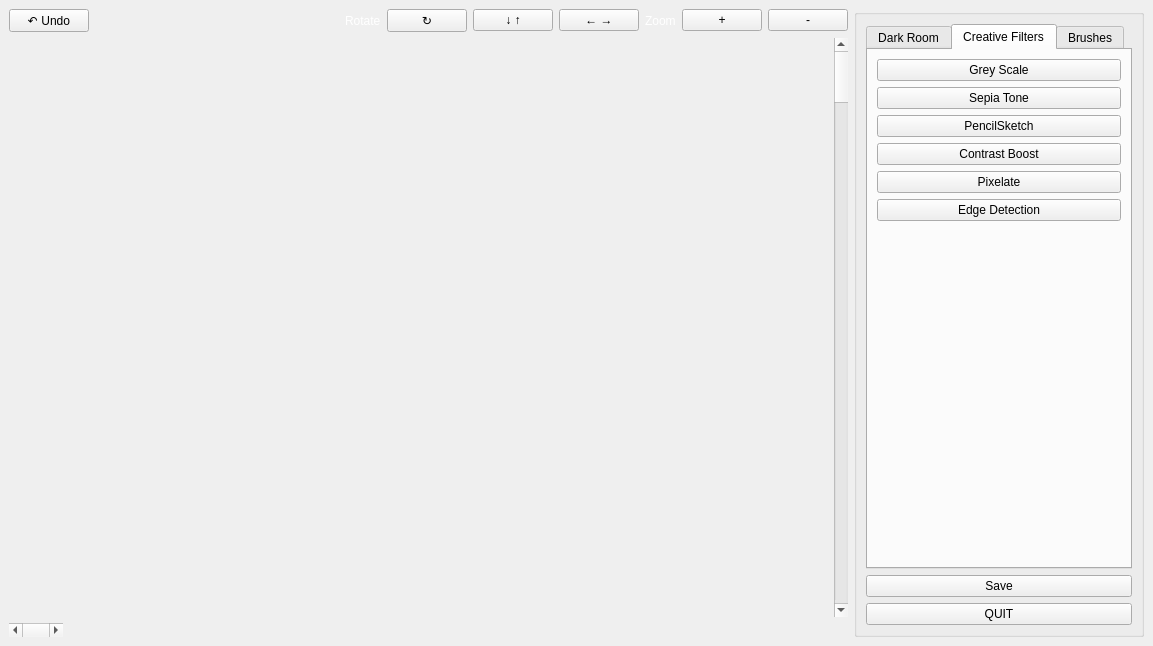
Old version of the form Fotoshop/workingwindow.ui in the repository Hardikp16/CS340.
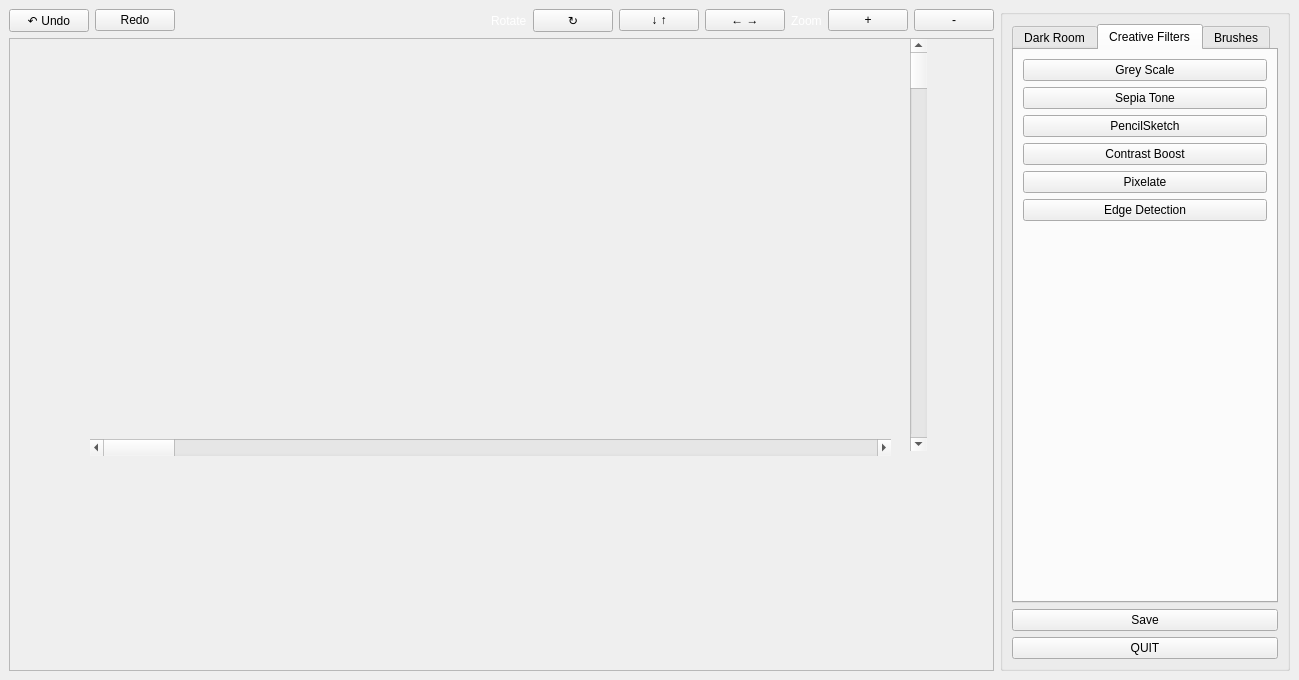
New version of the form. The open tabs and pages were chosen to show the change.

Commit message:
Redo function
redo feature added

What changed in the file:
```diff
--- a/Fotoshop/workingwindow.ui
+++ b/Fotoshop/workingwindow.ui
@@ -6,8 +6,8 @@
    <rect>
     <x>0</x>
     <y>0</y>
-    <width>1153</width>
-    <height>646</height>
+    <width>1299</width>
+    <height>680</height>
    </rect>
   </property>
   <property name="maximumSize">
@@ -32,39 +32,61 @@
    <layout class="QGridLayout" name="gridLayout_3">
     <item row="1" column="0" rowspan="2">
      <layout class="QGridLayout" name="gridLayout_2">
-      <item row="0" column="0" rowspan="2" colspan="2">
+      <item row="0" column="0">
+       <widget class="QScrollArea" name="scrollArea">
+        <property name="widgetResizable">
+         <bool>true</bool>
+        </property>
+        <widget class="QWidget" name="scrollAreaWidgetContents">
+         <property name="geometry">
+          <rect>
+           <x>0</x>
+           <y>0</y>
+           <width>981</width>
+           <height>433</height>
+          </rect>
+         </property>
        <widget class="QLabel" name="imageLabel">
+          <property name="geometry">
+           <rect>
+            <x>90</x>
+            <y>80</y>
+            <width>211</width>
+            <height>251</height>
+           </rect>
+          </property>
         <property name="text">
          <string/>
         </property>
        </widget>
-      </item>
-      <item row="0" column="3" rowspan="2">
        <widget class="QScrollBar" name="verticalScrollBar">
+          <property name="geometry">
+           <rect>
+            <x>900</x>
+            <y>0</y>
+            <width>17</width>
+            <height>412</height>
+           </rect>
+          </property>
         <property name="orientation">
          <enum>Qt::Vertical</enum>
         </property>
        </widget>
-      </item>
-      <item row="2" column="0" colspan="2">
        <widget class="QScrollBar" name="horizontalScrollBar">
-        <property name="orientation">
-         <enum>Qt::Horizontal</enum>
-        </property>
-       </widget>
-      </item>
-      <item row="0" column="2" rowspan="2">
-       <spacer name="horizontalSpacer">
+          <property name="geometry">
+           <rect>
+            <x>80</x>
+            <y>400</y>
+            <width>801</width>
+            <height>17</height>
+           </rect>
+          </property>
         <property name="orientation">
          <enum>Qt::Horizontal</enum>
         </property>
-        <property name="sizeHint" stdset="0">
-         <size>
-          <width>13</width>
-          <height>20</height>
-         </size>
-        </property>
-       </spacer>
+         </widget>
+        </widget>
+       </widget>
       </item>
      </layout>
     </item>
@@ -77,6 +99,13 @@
         </property>
        </widget>
       </item>
+      <item>
+       <widget class="QPushButton" name="Redo">
+        <property name="text">
+         <string>Redo</string>
+        </property>
+       </widget>
+      </item>
       <item>
        <spacer name="horizontalSpacer_3">
         <property name="orientation">
```
Left out of the diff: 2 changed lines with no effect on the pictures. Lines whose indentation alone changed are shown as unchanged. The commit also changes 3 other files.
